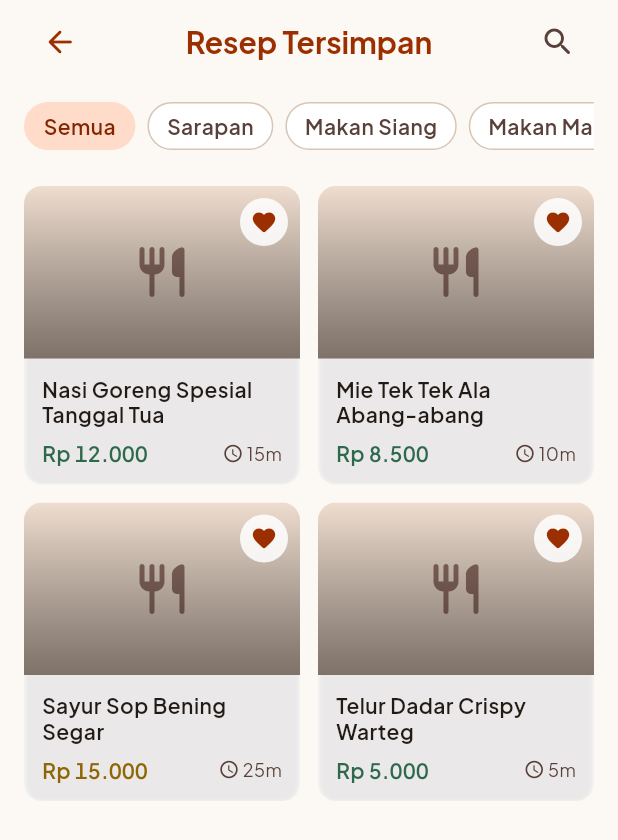
After one commit to BryanWidjaja/AsalKenyang, a Flutter app: the RecipeBrowsePage screen opened directly, after a tap on the "favorite outline" icon, on a phone screen of 412 x 824 dp. The commit adds this screen. Shown: the top 840 px of the screen. Run offline on Flutter 3.47's test engine with Material 3 defaults, Android fonts, the phone set to English and light mode, and no system bars; project files that could hold a hidden picture were left out.

Commit message:
feature : favourite recipe page

```diff
--- /dev/null
+++ b/frontend/lib/features/recipes/presentation/favorites_page.dart
@@ -0,0 +1,137 @@
+import 'package:flutter/material.dart';
+
+import '../../../core/theme/app_colors.dart';
+import '../../../core/theme/app_spacing.dart';
+import '../../../shared/widgets/filter_pill.dart';
+import '../../../shared/widgets/recipe_card.dart';
+import '../../../shared/widgets/round_icon_button.dart';
+import '../../../shared/widgets/top_bar.dart';
+
+const _segments = ['Semua', 'Sarapan', 'Makan Siang', 'Makan Malam', 'Cemilan'];
+
+class _Saved {
+  const _Saved(this.title, this.price, this.state, this.time);
+  final String title;
+  final String price;
+  final PriceState state;
+  final String time;
+}
+
+const _saved = <_Saved>[
+  _Saved('Nasi Goreng Spesial Tanggal Tua', 'Rp 12.000', PriceState.affordable, '15m'),
+  _Saved('Mie Tek Tek Ala Abang-abang', 'Rp 8.500', PriceState.affordable, '10m'),
+  _Saved('Sayur Sop Bening Segar', 'Rp 15.000', PriceState.mid, '25m'),
+  _Saved('Telur Dadar Crispy Warteg', 'Rp 5.000', PriceState.affordable, '5m'),
+];
+
+class FavoritesPage extends StatefulWidget {
+  const FavoritesPage({super.key});
+
+  static const String route = '/favorites';
+
+  @override
+  State<FavoritesPage> createState() => _FavoritesPageState();
+}
+
+class _FavoritesPageState extends State<FavoritesPage> {
+  String _segment = 'Semua';
+  final Set<String> _favorited = _saved.map((s) => s.title).toSet();
+
+  @override
+  Widget build(BuildContext context) {
+    return Scaffold(
+      backgroundColor: AppColors.riceWhite,
+      appBar: TopBar.nested(
+        title: 'Resep Tersimpan',
+        trailing: RoundIconButton(
+          icon: Icons.search_rounded,
+          color: AppColors.onSurfaceVariant,
+          onPressed: () {},
+        ),
+      ),
+      body: SafeArea(
+        top: false,
+        child: Center(
+          child: ConstrainedBox(
+            constraints:
+                const BoxConstraints(maxWidth: AppSpacing.screenMaxWidth),
+            child: ListView(
+              padding: const EdgeInsets.fromLTRB(
+                AppSpacing.edge,
+                AppSpacing.md,
+                AppSpacing.edge,
+                AppSpacing.xl,
+              ),
+              children: [
+                SingleChildScrollView(
+                  scrollDirection: Axis.horizontal,
+                  child: Row(
+                    children: [
+                      for (final s in _segments) ...[
+                        FilterPill(
+                          label: s,
+                          selected: _segment == s,
+                          onTap: () => setState(() => _segment = s),
+                        ),
+                        const SizedBox(width: AppSpacing.sm),
+                      ],
+                    ],
+                  ),
+                ),
+                const SizedBox(height: AppSpacing.lg),
+                _SavedGrid(
+                  saved: _saved,
+                  favorited: _favorited,
+                  onToggle: (title) => setState(() {
+                    if (!_favorited.add(title)) _favorited.remove(title);
+                  }),
+                ),
+              ],
+            ),
+          ),
+        ),
+      ),
+    );
+  }
+}
+
+class _SavedGrid extends StatelessWidget {
+  const _SavedGrid({
+    required this.saved,
+    required this.favorited,
+    required this.onToggle,
+  });
+
+  final List<_Saved> saved;
+  final Set<String> favorited;
+  final ValueChanged<String> onToggle;
+
+  @override
+  Widget build(BuildContext context) {
+    return LayoutBuilder(
+      builder: (context, constraints) {
+        const gap = AppSpacing.md;
+        final colWidth = (constraints.maxWidth - gap) / 2;
+        return Wrap(
+          spacing: gap,
+          runSpacing: gap,
+          children: [
+            for (final s in saved)
+              SizedBox(
+                width: colWidth,
+                child: RecipeCard.compact(
+                  title: s.title,
+                  priceText: s.price,
+                  priceState: s.state,
+                  timeText: s.time,
+                  favorite: favorited.contains(s.title),
+                  onFavoriteToggle: () => onToggle(s.title),
+                  onTap: () {},
+                ),
+              ),
+          ],
+        );
+      },
+    );
+  }
+}
--- a/frontend/lib/features/recipes/presentation/recipe_browse_page.dart
+++ b/frontend/lib/features/recipes/presentation/recipe_browse_page.dart
@@ -4,8 +4,10 @@ import '../../../core/theme/app_colors.dart';
 import '../../../core/theme/app_spacing.dart';
 import '../../../shared/widgets/filter_pill.dart';
 import '../../../shared/widgets/recipe_card.dart';
+import '../../../shared/widgets/round_icon_button.dart';
 import '../../../shared/widgets/search_field.dart';
 import '../../../shared/widgets/top_bar.dart';
+import 'favorites_page.dart';
 
 class _Filter {
   const _Filter(this.label, this.icon);
@@ -70,7 +72,19 @@ class _RecipeBrowsePageState extends State<RecipeBrowsePage> {
                 AppSpacing.xl,
               ),
               children: [
-                const SearchField(),
+                Row(
+                  children: [
+                    const Expanded(child: SearchField()),
+                    const SizedBox(width: AppSpacing.sm),
+                    RoundIconButton(
+                      icon: Icons.favorite_border_rounded,
+                      color: AppColors.primary,
+                      tooltip: 'Resep tersimpan',
+                      onPressed: () => Navigator.of(context)
+                          .pushNamed(FavoritesPage.route),
+                    ),
+                  ],
+                ),
                 const SizedBox(height: AppSpacing.md),
                 SingleChildScrollView(
                   scrollDirection: Axis.horizontal,
--- a/frontend/lib/main.dart
+++ b/frontend/lib/main.dart
@@ -4,6 +4,7 @@ import 'core/theme/app_theme.dart';
 import 'features/auth/presentation/login_page.dart';
 import 'features/auth/presentation/register_page.dart';
 import 'features/auth/presentation/splash_page.dart';
+import 'features/recipes/presentation/favorites_page.dart';
 import 'features/recipes/presentation/search_results_page.dart';
 import 'features/shell/presentation/home_shell.dart';
 
@@ -27,6 +28,7 @@ class AsalKenyangApp extends StatelessWidget {
         RegisterPage.route: (_) => const RegisterPage(),
         HomeShell.route: (_) => const HomeShell(),
         SearchResultsPage.route: (_) => const SearchResultsPage(),
+        FavoritesPage.route: (_) => const FavoritesPage(),
       },
     );
   }
```
